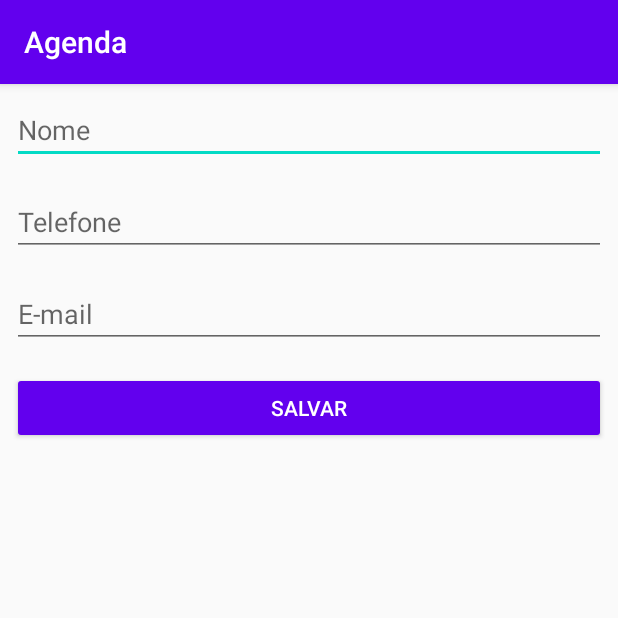
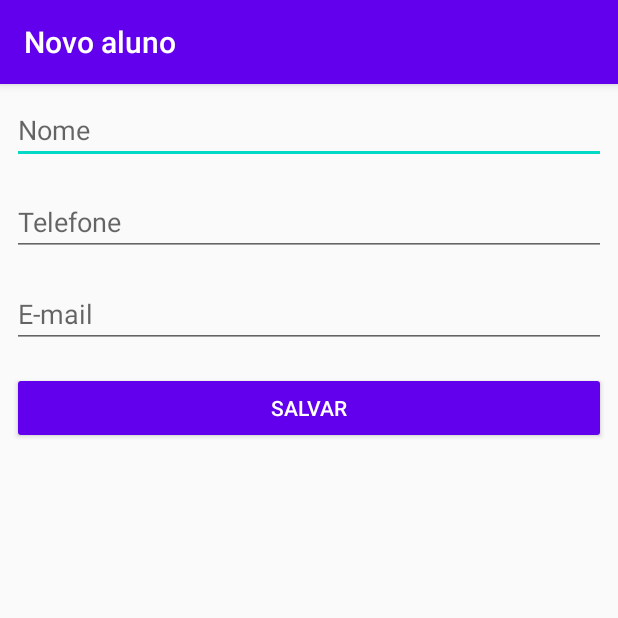
Before and after one commit to Lucasmaciiel/agenda-android, an Android app: the screen it shows after launch (FormularioAlunoActivity), after a tap on an icon or button, on a phone screen of 412 x 824 dp, the top half of it. Run offline under Robolectric (Android 15) with nearby library versions, the phone set to English and light mode, and no system bars.

Commit message:
Refatoração do código

```diff
--- a/app/src/main/java/br/com/lmg/dao/AlunoDAO.java
+++ b/app/src/main/java/br/com/lmg/dao/AlunoDAO.java
@@ -3,14 +3,14 @@ package br.com.lmg.dao;
 import java.util.ArrayList;
 import java.util.List;
 
-import br.com.lmg.ui.model.Aluno;
+import br.com.lmg.model.Aluno;
 
 public class AlunoDAO {
 
     private final static List<Aluno> alunos = new ArrayList<>();
-    public void salvar(Aluno aluno) {
+
+    public void salva(Aluno aluno) {
         alunos.add(aluno);
-
     }
 
     public List<Aluno> todos() {
--- a/app/src/main/java/br/com/lmg/ui/model/Aluno.java
+++ b/app/src/main/java/br/com/lmg/model/Aluno.java
@@ -1,4 +1,4 @@
-package br.com.lmg.ui.model;
+package br.com.lmg.model;
 
 import androidx.annotation.NonNull;
 
--- a/app/src/main/java/br/com/lmg/ui/activity/FormularioAlunoActivity.java
+++ b/app/src/main/java/br/com/lmg/ui/activity/FormularioAlunoActivity.java
@@ -1,52 +1,60 @@
 package br.com.lmg.ui.activity;
 
-import androidx.appcompat.app.AppCompatActivity;
-import br.com.lmg.R;
-import br.com.lmg.dao.AlunoDAO;
-import br.com.lmg.ui.model.Aluno;
-
-import android.content.Intent;
 import android.os.Bundle;
 import android.view.View;
 import android.widget.Button;
 import android.widget.EditText;
 
+import androidx.appcompat.app.AppCompatActivity;
+import br.com.lmg.R;
+import br.com.lmg.dao.AlunoDAO;
+import br.com.lmg.model.Aluno;
+
 public class FormularioAlunoActivity extends AppCompatActivity {
+
+    public static final String TITULO_APPBAR = "Novo aluno";
+
+    private EditText campoNome;
+    private EditText campoTelefone;
+    private EditText campoEmail;
+    final AlunoDAO dao = new AlunoDAO();
 
     @Override
     protected void onCreate(Bundle savedInstanceState) {
         super.onCreate(savedInstanceState);
         setContentView(R.layout.activity_cadastro);
+        setTitle(TITULO_APPBAR);
+        inicializacaoDosCampos();
+        configuraBotaoSalvar();
+    }
 
-        final AlunoDAO dao = new AlunoDAO();
-
-        final EditText campoNome = findViewById(R.id.activity_formulario_nome);
-        final EditText campoTelefone = findViewById(R.id.activity_formulario_telefone);
-        final EditText campoEmail = findViewById(R.id.activity_formulario_email);
-
-
+    private void configuraBotaoSalvar() {
         Button botaoSalvar = findViewById(R.id.activity_formulario_botao_salvar);
-
         botaoSalvar.setOnClickListener(new View.OnClickListener() {
             @Override
             public void onClick(View view) {
-                String nome = campoNome.getText().toString();
-                String telefone = campoTelefone.getText().toString();
-                String email = campoEmail.getText().toString();
-
-                Aluno alunoCriado = new Aluno(nome, telefone, email);
-                dao.salvar(alunoCriado);
-                finish();
-
-//                Toast.makeText(CadastroActivity.this,
-//                          alunoCriado.getNome() + "-" +
-//                                alunoCriado.getTelefone() + "-" +
-//                                alunoCriado.getEmail(),
-//                        Toast.LENGTH_LONG).show();
+                Aluno alunoCriado = criaAluno();
+                salvar(alunoCriado);
             }
         });
+    }
 
+    private void inicializacaoDosCampos() {
+        campoNome = findViewById(R.id.activity_formulario_nome);
+        campoTelefone = findViewById(R.id.activity_formulario_telefone);
+        campoEmail = findViewById(R.id.activity_formulario_email);
+    }
 
+    private void salvar(Aluno aluno) {
+        dao.salva(aluno);
+        finish();
+    }
 
+    private Aluno criaAluno() {
+        String nome = campoNome.getText().toString();
+        String telefone = campoTelefone.getText().toString();
+        String email = campoEmail.getText().toString();
+
+        return new Aluno(nome, telefone, email);
     }
 }
--- a/app/src/main/java/br/com/lmg/ui/activity/ListaAlunosActivity.java
+++ b/app/src/main/java/br/com/lmg/ui/activity/ListaAlunosActivity.java
@@ -16,32 +16,41 @@ import br.com.lmg.dao.AlunoDAO;
 
 public class ListaAlunosActivity extends AppCompatActivity {
 
+    public static final String TITULO_APPBAR = "Lista de Alunos";
+    private final AlunoDAO dao = new AlunoDAO();
+
     @Override
     protected void onCreate(@Nullable Bundle savedInstanceState) {
         super.onCreate(savedInstanceState);
         TextView aluno = new TextView(this);
         setContentView(R.layout.activity_lista_alunos);
 
+        setTitle(TITULO_APPBAR);
+        configuraFabNovoAluno();
 
-        setTitle("Lista de Alunos");
+    }
 
+    private void configuraFabNovoAluno() {
         FloatingActionButton botaoNovoAluno = findViewById(R.id.activity_lista_alunos_fab_novo_aluno);
-
         botaoNovoAluno.setOnClickListener(new View.OnClickListener() {
             @Override
             public void onClick(View view) {
-                startActivity(new Intent(ListaAlunosActivity.this,
-                        FormularioAlunoActivity.class));
+                abreFormularioAlunoActivity();
             }
         });
+    }
 
+    private void abreFormularioAlunoActivity() {
+        startActivity(new Intent(this, FormularioAlunoActivity.class));
     }
 
     @Override
     protected void onResume() {
         super.onResume();
-        AlunoDAO dao = new AlunoDAO();
+        configuraLista();
+    }
 
+    private void configuraLista() {
         ListView listaDeAlunos = (ListView) findViewById(R.id.activity_lista_alunos_listView);
         listaDeAlunos.setAdapter(new ArrayAdapter<>(
                 this,
```
